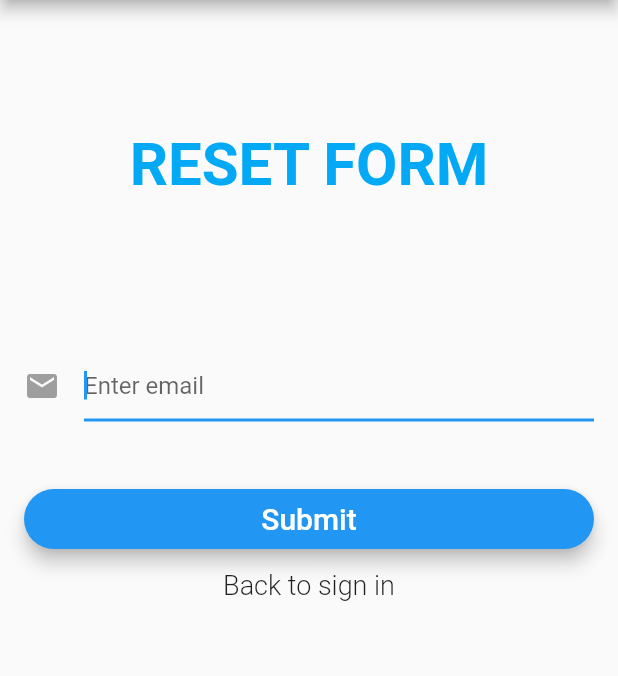
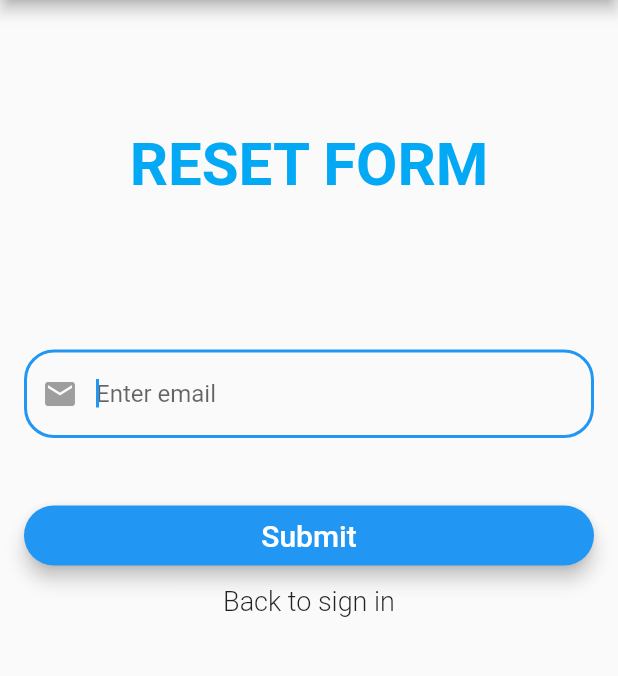
Before and after one commit to Ezhik1998/driver, a Flutter app: the screen it shows after launch, after a tap on "Forgot Password?", on a phone screen of 412 x 824 dp, the part 84-760 px from its top. Run offline on Flutter 3.47's test engine with Material 2 defaults, Android fonts, the phone set to English and light mode, and no system bars; our stand-ins replace firebase_auth; accounts and stored records are empty.

Commit message:
Add visibility of password

```diff
--- a/lib/pages/signIn_signUp_Page.dart
+++ b/lib/pages/signIn_signUp_Page.dart
@@ -19,8 +19,8 @@ class _SignInSignUpPageState extends State<SignInSignUpPage> {
 
   String _email, _password, _errorMessage;
 
-  FormType _formState = FormType.SIGN_IN;
-  bool _isIos, _isLoading, _isSignInForm, _isResetForm, _showForgotPassword;
+  // FormType _formState = FormType.SIGN_IN;
+  bool _isIos, _isLoading, _isSignInForm, _isResetForm, _showForgotPassword, _obscurePassword;
 
 // Check if form is valid before perform login or signup
   bool _validateAndSave() {
@@ -51,7 +51,7 @@ class _SignInSignUpPageState extends State<SignInSignUpPage> {
           await widget.auth.sendPasswordResetEmail(_email);
           print("Password was reset");
           setState(() {
-            _formState = FormType.SIGN_IN;
+            // _formState = FormType.SIGN_IN;
             _isSignInForm = true;
             // _isResetForm = false;
             _showForgotPassword = true;
@@ -90,6 +90,7 @@ class _SignInSignUpPageState extends State<SignInSignUpPage> {
     _isSignInForm = true;
     _isResetForm = false;
     _showForgotPassword = true;
+    _obscurePassword = true;
     // print(_showForgotPassword);
   }
 
@@ -111,7 +112,6 @@ class _SignInSignUpPageState extends State<SignInSignUpPage> {
       ),
       body: Stack(
         children: <Widget>[
-          // _showSnackBar(context),
           showBody(),
           showCircularProgress(),
         ],
@@ -276,11 +276,21 @@ class _SignInSignUpPageState extends State<SignInSignUpPage> {
           padding: EdgeInsets.fromLTRB(0.0, 15.0, 0.0, 0.0),
           child: TextFormField(
             maxLines: 1,
-            obscureText: true,
+            obscureText: _obscurePassword,
             autofocus: false,
             decoration: InputDecoration(
+              border: OutlineInputBorder(
+                borderRadius: BorderRadius.circular(20.0)
+              ),
                 hintText: "Enter Password",
-                icon: Icon(Icons.lock, color: Colors.grey)),
+                prefixIcon: Icon(Icons.lock, color: Colors.grey),
+                suffixIcon: IconButton(icon: _obscurePassword ? Icon(Icons.visibility_off, color: Colors.grey,) : Icon(Icons.visibility, color: Colors.grey,), onPressed: () {
+                  setState(() {
+                    _obscurePassword = !_obscurePassword;
+                  });
+                })
+            ),
+
             validator: (value) =>
                 value.isEmpty ? "Password can not be empty" : null,
             onSaved: (value) => _password = value.trim(),
@@ -298,7 +308,7 @@ class _SignInSignUpPageState extends State<SignInSignUpPage> {
           ),
           onPressed: () {
             setState(() {
-              _formState = FormType.RESET;
+              // _formState = FormType.RESET;
               _isResetForm = true;
               _isSignInForm = false;
               _showForgotPassword = !_showForgotPassword;
@@ -317,8 +327,11 @@ class _SignInSignUpPageState extends State<SignInSignUpPage> {
           // obscureText: true,
           autofocus: true,
           decoration: InputDecoration(
+            border: OutlineInputBorder(
+              borderRadius: BorderRadius.circular(20.0)
+            ),
               hintText: "Enter email",
-              icon: Icon(Icons.email, color: Colors.grey)),
+              prefixIcon: Icon(Icons.email, color: Colors.grey)),
           validator: (value) => value.isEmpty ? "Email can not be empty" : null,
           onSaved: (value) => _email = value.trim(),
         ));
```
